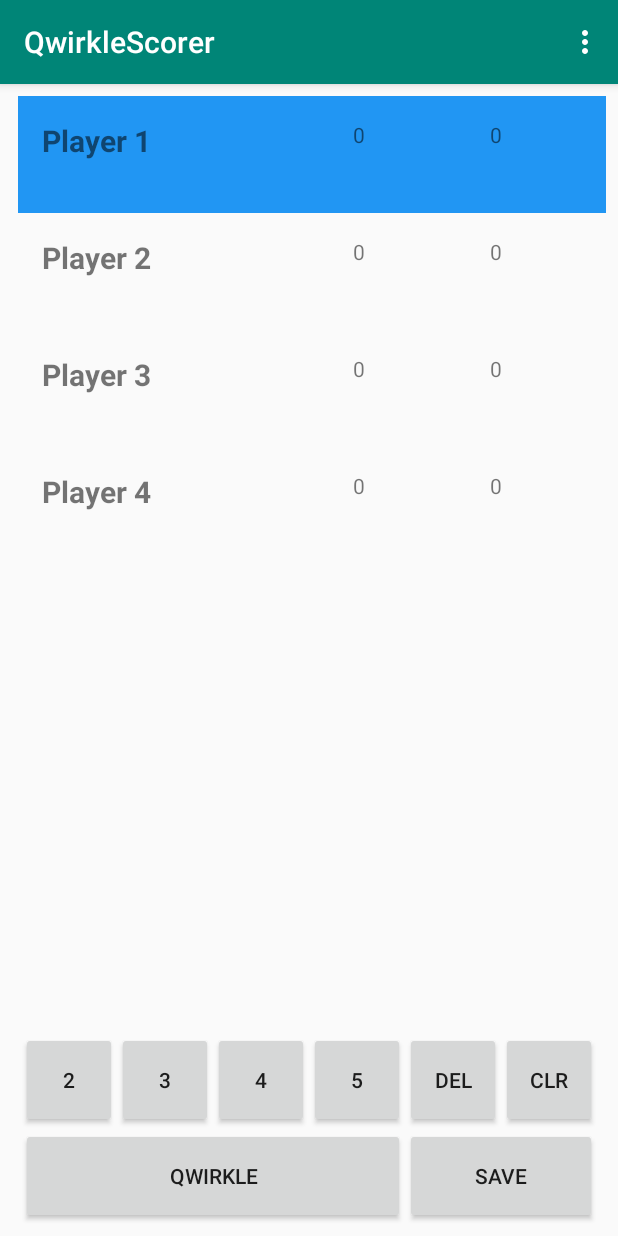
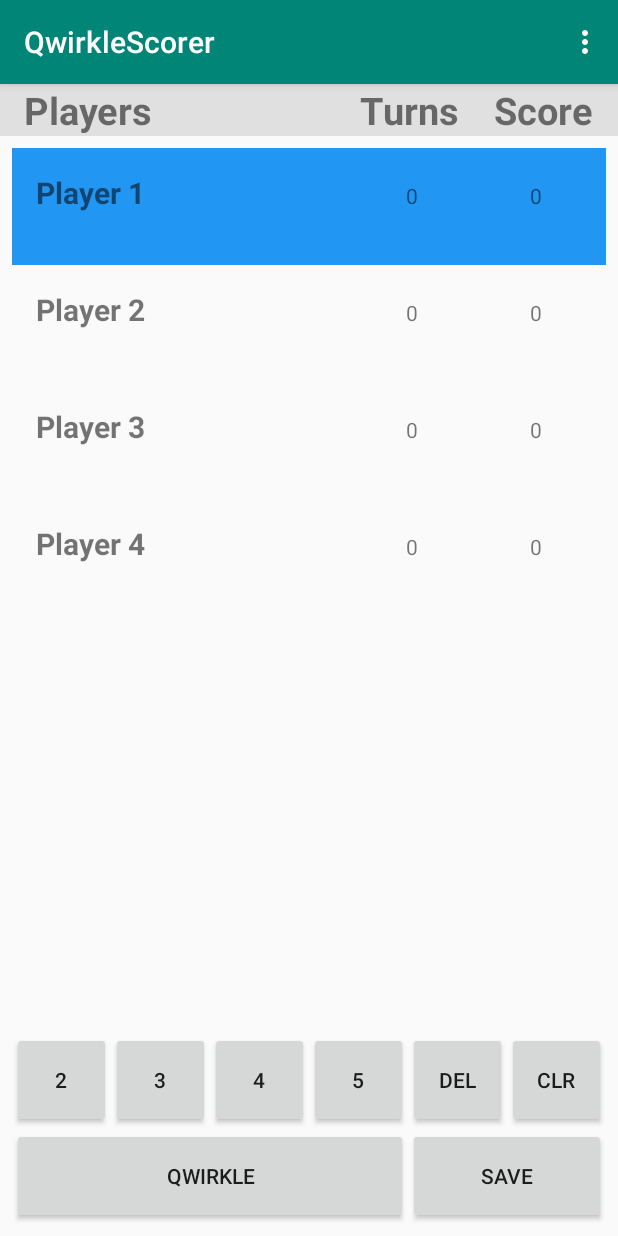
Before and after one commit to lucascowe/QwirkleScorer, an Android app: the screen it shows after launch (MainActivity), on a phone screen of 412 x 824 dp. Run offline under Robolectric (Android 15) with nearby library versions, the phone set to English and light mode, and no system bars.

Commit message:
Dynamic sizing horizontally for main activity
TODO:
1. resize buttons to make square with horizontal width
2. add pictures to buttons

```diff
--- a/app/src/main/java/keepitsimple/store/qwirklescorer/HistoryRecAdapter.java
+++ b/app/src/main/java/keepitsimple/store/qwirklescorer/HistoryRecAdapter.java
@@ -78,6 +78,11 @@ public class HistoryRecAdapter extends RecyclerView.Adapter<HistoryRecAdapter.Vi
         for (int i = 0; i < MainActivity.players.size(); i++) {
             holder.players[i].setText(String.valueOf(recyclerList.get(position).getTurn(i)));
         }
+        if (position % 2 == 1) {
+            holder.relativeLayout.setBackgroundColor(0xFF2196F3);
+        } else {
+            holder.relativeLayout.setBackgroundColor(0);
+        }
     }
 
     @Override
--- a/app/src/main/java/keepitsimple/store/qwirklescorer/MainActivity.java
+++ b/app/src/main/java/keepitsimple/store/qwirklescorer/MainActivity.java
@@ -65,30 +65,26 @@ public class MainActivity extends AppCompatActivity implements RecAdapter.RecLis
         btnAdd.setOnClickListener(new View.OnClickListener() {
             @Override
             public void onClick(View view) {
-                if (newPlayer) {
                     players.add(new Player(inputEditText.getText().toString()));
                     recAdapter.notifyDataSetChanged();
                     dialog.dismiss();
                     playerName(true);
-                } else {
-                    players.get(findSelectedPlayer()).setName(inputEditText.getText().toString());
-
-
-                    Log.i("Player " + findSelectedPlayer() + " changed to", inputEditText.getText().toString());
-
-
-                    recAdapter.notifyDataSetChanged();
-                    dialog.dismiss();
-                }
             }
         });
 
         btnFinish.setOnClickListener(new View.OnClickListener() {
             @Override
             public void onClick(View view) {
-                players.add(new Player(inputEditText.getText().toString()));
-                recAdapter.notifyDataSetChanged();
-                dialog.dismiss();
+                if (newPlayer) {
+                    players.add(new Player(inputEditText.getText().toString()));
+                    recAdapter.notifyDataSetChanged();
+                    dialog.dismiss();
+                } else {
+                    players.get(findSelectedPlayer()).setName(inputEditText.getText().toString());
+                    Log.i("Player " + findSelectedPlayer() + " changed to", inputEditText.getText().toString());
+                    recAdapter.notifyDataSetChanged();
+                    dialog.dismiss();
+                }
             }
         });
         dialog.show();
--- a/app/src/main/java/keepitsimple/store/qwirklescorer/RecAdapter.java
+++ b/app/src/main/java/keepitsimple/store/qwirklescorer/RecAdapter.java
@@ -3,7 +3,7 @@ package keepitsimple.store.qwirklescorer;
 import android.view.LayoutInflater;
 import android.view.View;
 import android.view.ViewGroup;
-import android.widget.RelativeLayout;
+import android.widget.LinearLayout;
 import android.widget.TextView;
 
 import java.util.ArrayList;
@@ -25,7 +25,7 @@ public class RecAdapter extends RecyclerView.Adapter<RecAdapter.ViewHolder> {
 
         TextView header, comment, data3, data4;
         RecListener mRecListener;
-        RelativeLayout relativeLayout;
+        LinearLayout linearLayout;
 
         ViewHolder(@NonNull View itemView, RecListener recListener) {
             super(itemView);
@@ -34,7 +34,7 @@ public class RecAdapter extends RecyclerView.Adapter<RecAdapter.ViewHolder> {
             comment = itemView.findViewById(R.id.tvComment);
             data3 = itemView.findViewById(R.id.tvData3);
             data4 = itemView.findViewById(R.id.tvData4);
-            relativeLayout = itemView.findViewById(R.id.relativeLayout);
+            linearLayout = itemView.findViewById(R.id.linearLayout);
 
 
             this.mRecListener = recListener;
@@ -78,9 +78,9 @@ public class RecAdapter extends RecyclerView.Adapter<RecAdapter.ViewHolder> {
         holder.data3.setText(String.valueOf(recyclerList.get(position).getTurns()));
         holder.data4.setText(String.valueOf(recyclerList.get(position).getTotalScore()));
         if (recyclerList.get(position).isSelected()) {
-            holder.relativeLayout.setBackgroundColor(0xFF2196F3);
+            holder.linearLayout.setBackgroundColor(0xFF2196F3);
         } else {
-            holder.relativeLayout.setBackgroundColor(0);
+            holder.linearLayout.setBackgroundColor(0);
         }
     }
 
--- a/app/src/main/res/layout/activity_history.xml
+++ b/app/src/main/res/layout/activity_history.xml
@@ -25,7 +25,7 @@
                 android:layout_height="wrap_content"
                 android:gravity="center_horizontal"
                 android:text="Round"
-                android:textSize="8sp"
+                android:textSize="12sp"
                 android:textStyle="bold" />
 
             <TextView
@@ -74,7 +74,7 @@
                 android:gravity="center_horizontal"
                 android:text="Total"
                 android:textColor="@android:color/white"
-                android:textSize="10sp"
+                android:textSize="12sp"
                 android:textStyle="bold" />
 
             <TextView
@@ -118,11 +118,11 @@
     <androidx.recyclerview.widget.RecyclerView
         android:id="@+id/historyRecyclerView"
         android:layout_width="412dp"
-        android:layout_height="691dp"
-        android:layout_marginTop="20dp"
+        android:layout_height="wrap_content"
         app:layout_constraintBottom_toBottomOf="parent"
         app:layout_constraintEnd_toEndOf="parent"
         app:layout_constraintHorizontal_bias="0.5"
         app:layout_constraintStart_toStartOf="parent"
-        app:layout_constraintTop_toBottomOf="@+id/headerDataTableLayout" />
+        app:layout_constraintTop_toBottomOf="@+id/headerDataTableLayout"
+        app:layout_constraintVertical_bias="0.0" />
 </androidx.constraintlayout.widget.ConstraintLayout>
--- a/app/src/main/res/layout/activity_main.xml
+++ b/app/src/main/res/layout/activity_main.xml
@@ -6,14 +6,54 @@
     android:layout_height="match_parent"
     tools:context=".MainActivity">
 
-    <GridLayout
+    <LinearLayout
+        android:id="@+id/headerDataLinearLayout"
+        android:layout_width="match_parent"
+        android:layout_height="wrap_content"
+        android:background="#E0E0E0"
+        android:orientation="horizontal"
+        android:weightSum="40"
+        app:layout_constraintTop_toTopOf="parent">
+
+        <TextView
+            android:id="@+id/player0TextView"
+            android:layout_width="0dp"
+            android:layout_height="wrap_content"
+            android:layout_marginStart="16dp"
+            android:layout_weight="21"
+            android:gravity="start"
+            android:text="Players"
+            android:textSize="25sp"
+            android:textStyle="bold" />
+
+        <TextView
+            android:id="@+id/player2TextView"
+            android:layout_width="0dp"
+            android:layout_height="wrap_content"
+            android:layout_weight="10"
+            android:gravity="center_horizontal"
+            android:text="Turns"
+            android:textSize="25sp"
+            android:textStyle="bold" />
+
+        <TextView
+            android:id="@+id/player3TextView"
+            android:layout_width="0dp"
+            android:layout_height="wrap_content"
+            android:layout_weight="8"
+            android:gravity="center_horizontal"
+            android:text="Score"
+            android:textSize="25sp"
+            android:textStyle="bold" />
+    </LinearLayout>
+
+    <LinearLayout
         android:id="@+id/gridLayout"
-        android:layout_width="384dp"
+        android:layout_width="match_parent"
         android:layout_height="64dp"
         android:layout_marginStart="8dp"
         android:layout_marginEnd="8dp"
-        android:numColumns="4"
-        android:rowCount="1"
+        android:weightSum="6"
         app:layout_constraintBottom_toTopOf="@+id/gridLayoutsave"
         app:layout_constraintEnd_toEndOf="parent"
         app:layout_constraintStart_toStartOf="parent"
@@ -22,75 +62,68 @@
 
         <Button
             android:id="@+id/button1"
-            android:layout_width="64dp"
+            android:layout_width="0dp"
+            android:layout_weight="1"
             android:layout_height="64dp"
-            android:layout_row="0"
-            android:layout_column="0"
             android:onClick="onClick"
             android:tag="2"
             android:text="2" />
 
         <Button
             android:id="@+id/button2"
-            android:layout_width="64dp"
+            android:layout_width="0dp"
+            android:layout_weight="1"
             android:layout_height="64dp"
-            android:layout_row="0"
-            android:layout_column="1"
             android:onClick="onClick"
             android:tag="3"
             android:text="3" />
 
         <Button
             android:id="@+id/button3"
-            android:layout_width="64dp"
+            android:layout_width="0dp"
+            android:layout_weight="1"
             android:layout_height="64dp"
-            android:layout_row="0"
-            android:layout_column="2"
             android:onClick="onClick"
             android:tag="4"
             android:text="4" />
 
         <Button
             android:id="@+id/button"
-            android:layout_width="64dp"
+            android:layout_width="0dp"
+            android:layout_weight="1"
             android:layout_height="64dp"
-            android:layout_row="0"
-            android:layout_column="3"
             android:onClick="onClick"
             android:tag="5"
             android:text="5" />
 
         <Button
             android:id="@+id/button9"
-            android:layout_width="64dp"
+            android:layout_width="0dp"
+            android:layout_weight="1"
             android:layout_height="64dp"
-            android:layout_row="0"
-            android:layout_column="4"
             android:tag="9"
             android:onClick="onClick"
             android:text="DEL" />
 
         <Button
             android:id="@+id/button10"
-            android:layout_width="64dp"
+            android:layout_width="0dp"
+            android:layout_weight="1"
             android:layout_height="64dp"
-            android:layout_row="0"
-            android:layout_column="5"
             android:onClick="onClick"
             android:tag="8"
             android:text="CLR" />
 
-    </GridLayout>
+    </LinearLayout>
 
-    <GridLayout
+    <LinearLayout
         android:id="@+id/gridLayoutsave"
-        android:layout_width="384dp"
+        android:layout_width="match_parent"
         android:layout_height="64dp"
         android:layout_marginStart="8dp"
         android:layout_marginEnd="8dp"
         android:layout_marginBottom="8dp"
-        android:numColumns="3"
-        android:rowCount="1"
+        android:weightSum="6"
         app:layout_constraintBottom_toBottomOf="parent"
         app:layout_constraintEnd_toEndOf="parent"
         app:layout_constraintHorizontal_bias="0.511"
@@ -98,30 +131,28 @@
 
         <Button
             android:id="@+id/button5"
-            android:layout_width="256dp"
+            android:layout_width="0dp"
+            android:layout_weight="4"
             android:layout_height="64dp"
-            android:layout_row="0"
-            android:layout_column="0"
             android:tag="6"
             android:onClick="onClick"
             android:text="QWIRKLE" />
 
         <Button
             android:id="@+id/button8"
-            android:layout_width="128dp"
+            android:layout_width="0dp"
+            android:layout_weight="2"
             android:layout_height="64dp"
-            android:layout_row="0"
-            android:layout_column="1"
             android:tag="7"
             android:onClick="onClick"
             android:text="SAVE" />
 
 
-    </GridLayout>
+    </LinearLayout>
 
     <TextView
         android:id="@+id/textView"
-        android:layout_width="384dp"
+        android:layout_width="match_parent"
         android:layout_height="wrap_content"
         android:layout_marginStart="8dp"
         android:layout_marginEnd="8dp"
@@ -136,8 +167,8 @@
 
     <androidx.recyclerview.widget.RecyclerView
         android:id="@+id/recyclerView"
-        android:layout_width="392dp"
-        android:layout_height="525dp"
+        android:layout_width="match_parent"
+        android:layout_height="443dp"
         android:layout_marginStart="8dp"
         android:layout_marginTop="8dp"
         android:layout_marginEnd="8dp"
@@ -146,7 +177,7 @@
         app:layout_constraintEnd_toEndOf="parent"
         app:layout_constraintHorizontal_bias="1.0"
         app:layout_constraintStart_toStartOf="parent"
-        app:layout_constraintTop_toTopOf="parent"
+        app:layout_constraintTop_toBottomOf="@id/headerDataLinearLayout"
         app:layout_constraintVertical_bias="0.0" />
 
 </androidx.constraintlayout.widget.ConstraintLayout>
--- a/app/src/main/res/layout/add_player.xml
+++ b/app/src/main/res/layout/add_player.xml
@@ -14,13 +14,14 @@
         android:layout_margin="16dp"
         android:layout_marginStart="8dp"
         android:text="Player Name:"
-        android:textSize="18dp"
+        android:textSize="18sp"
         app:layout_constraintStart_toStartOf="parent"
         app:layout_constraintTop_toTopOf="parent" />
 
     <EditText
         android:id="@+id/editTextDialogName"
-        android:layout_width="wrap_content"
+        android:inputType="text"
+        android:layout_width="230dp"
         android:layout_height="wrap_content"
         android:layout_margin="20dp"
         android:layout_marginStart="8dp"
--- a/app/src/main/res/layout/row.xml
+++ b/app/src/main/res/layout/row.xml
@@ -1,45 +1,60 @@
 <?xml version="1.0" encoding="utf-8"?>
-<RelativeLayout xmlns:android="http://schemas.android.com/apk/res/android"
+<LinearLayout xmlns:android="http://schemas.android.com/apk/res/android"
     xmlns:tools="http://schemas.android.com/tools"
-    android:id="@+id/relativeLayout"
+    android:id="@+id/linearLayout"
     android:layout_width="match_parent"
     android:layout_height="wrap_content"
     android:background="#FF2196F3"
+    android:orientation="vertical"
     android:paddingLeft="16dp"
     android:paddingTop="16dp"
     android:paddingRight="16dp"
     android:paddingBottom="16dp">
 
+    <LinearLayout
+        android:layout_width="match_parent"
+        android:layout_height="wrap_content"
+        android:weightSum="10"
+        android:orientation="horizontal">
 
         <TextView
             android:id="@+id/tvHeader"
-        android:layout_width="395dp"
+            android:layout_width="0dp"
+            android:layout_weight="7"
             android:layout_height="26dp"
-        android:layout_alignParentTop="true"
             android:textSize="20sp"
             android:textStyle="bold"
             tools:text="Header" />
 
         <TextView
-        android:id="@+id/tvComment"
-        android:layout_width="match_parent"
-        android:layout_height="20dp"
-        android:layout_below="@id/tvHeader"
-        tools:text="Comment" />
-
-    <TextView
             android:id="@+id/tvData3"
-        android:layout_width="83dp"
+            android:layout_width="0dp"
+            android:layout_weight="2"
+            android:layout_marginStart="5dp"
             android:layout_height="20dp"
             android:layout_marginEnd="8dp"
-        android:layout_toStartOf="@id/tvData4"
             tools:text="Data3" />
 
         <TextView
             android:id="@+id/tvData4"
-        android:layout_width="61dp"
+            android:layout_width="0dp"
+            android:layout_weight="1"
+            android:layout_marginStart="5dp"
             android:layout_height="wrap_content"
-        android:layout_alignParentEnd="true"
             tools:text="Data4" />
+    </LinearLayout>
 
-</RelativeLayout>
+    <LinearLayout
+        android:layout_width="match_parent"
+        android:layout_height="wrap_content"
+        android:weightSum="10"
+        android:orientation="horizontal">
+        <TextView
+            android:id="@+id/tvComment"
+            android:layout_width="0dp"
+            android:layout_weight="6"
+            android:layout_height="20dp"
+            tools:text="Comment" />
+    </LinearLayout>
+
+</LinearLayout>
```
Lines whose indentation alone changed are shown as unchanged.
